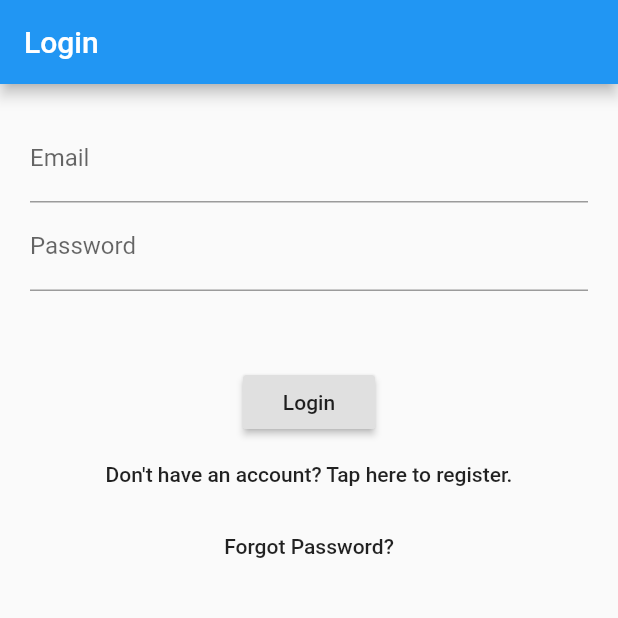
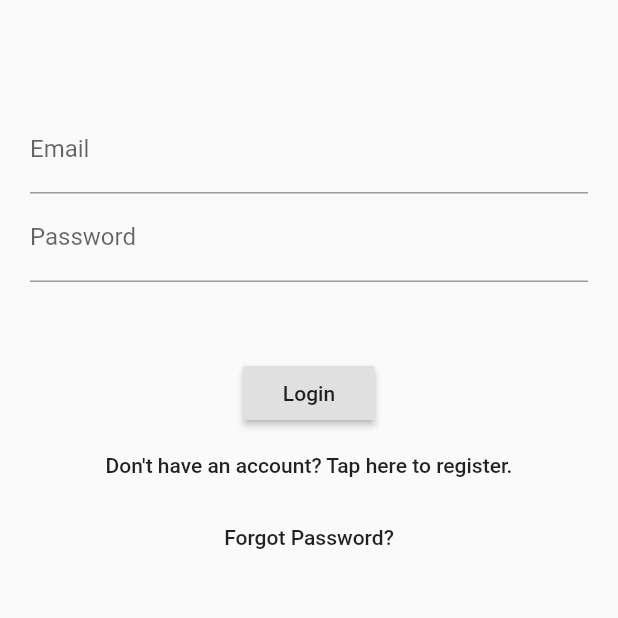
Before and after one commit to sami79031/FlutterPrototype, a Flutter app: the screen it shows after launch, on a phone screen of 412 x 824 dp, the top half of it. Run offline on Flutter 3.47's test engine with Material 2 defaults, Android fonts, the phone set to English and light mode, and no system bars.

Commit message:
change to the layout hierarchy

```diff
--- a/lib/authentication/login/login_screen.dart
+++ b/lib/authentication/login/login_screen.dart
@@ -1,24 +1,36 @@
 import 'package:flutter/material.dart';
+
+import 'models/login_view_model.dart';
 
 enum LogInButtonAction { login, register, passwordReset }
 
 class LoginScreen extends StatelessWidget {
   @override
   Widget build(BuildContext context) {
+    return MaterialApp(
+      home: LoginView(),
+    );
+  }
+}
+
+class LoginView extends StatefulWidget {
+  @override
+  State<StatefulWidget> createState() => LoginState();
+}
+
+class LoginState extends State<LoginView> {
+  @override
+  Widget build(BuildContext context) {
     return Scaffold(
-      appBar: AppBar(
-        title: Text("Login"),
-      ),
-      body: Container(
+      body: SingleChildScrollView(
           padding: EdgeInsets.all(20),
-        child: SingleChildScrollView(
           child: Column(children: <Widget>[
+            SizedBox(height: 50),
             _buildTextFields(),
             SizedBox(height: 50),
             _buildButtons(),
           ]
           )
-        ),
       ),
     );
   }
--- a/lib/main.dart
+++ b/lib/main.dart
@@ -1,5 +1,6 @@
 import 'package:flutter/material.dart';
 import 'package:mall_prototype/authentication/login/login_screen.dart';
+import 'package:mall_prototype/authentication/login/models/login_view_model.dart';
 
 void main() {
   runApp(MyApp());
@@ -17,4 +18,5 @@ class MyApp extends StatelessWidget {
       home: LoginScreen(),
     );
   }
+
 }
```
Lines whose indentation alone changed are shown as unchanged.
